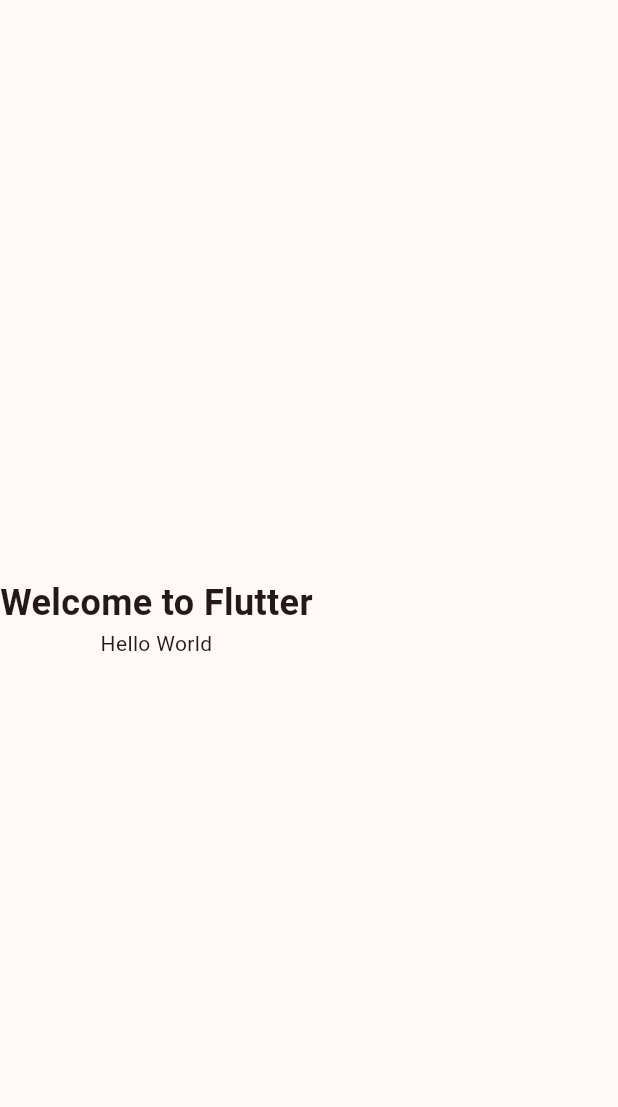
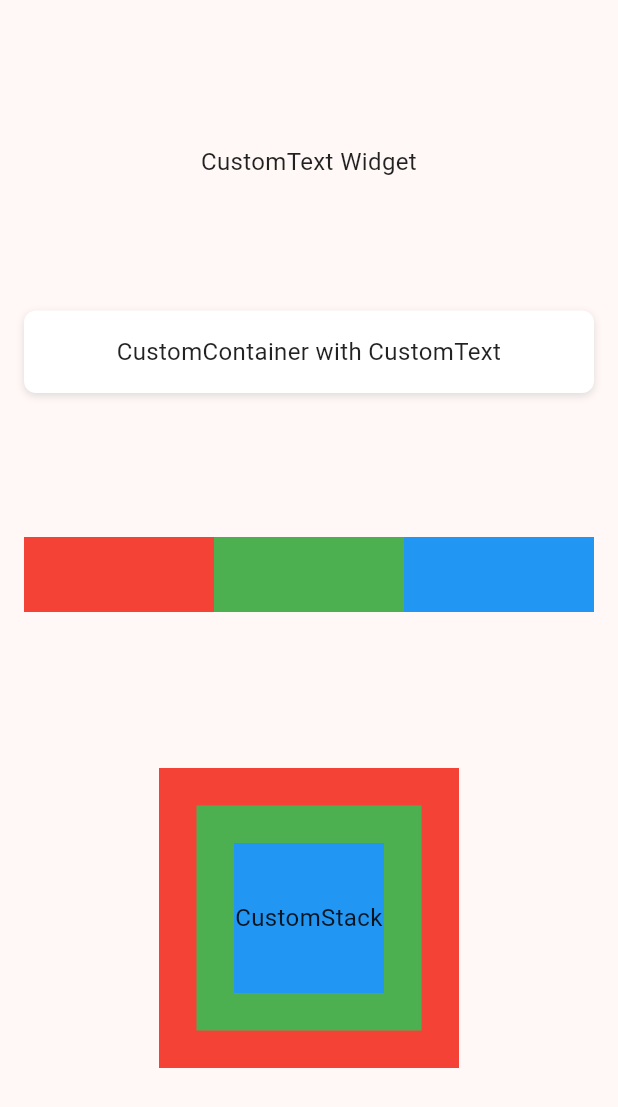
Before and after one commit to Carcandyx/3_4_flutter, a Flutter app: the screen it shows after launch, on a phone screen of 412 x 824 dp. Shown: the top 1107 px of the screen. Run offline on Flutter 3.47's test engine with Material 3 defaults, Android fonts, the phone set to English and light mode, and no system bars.

Commit message:
Create custom widgets for column, row, container, stack and text

```diff
--- a/lib/main.dart
+++ b/lib/main.dart
@@ -18,7 +18,8 @@ class MyApp extends StatelessWidget {
         title: 'LDSW 3.4 Utilizacion de widgets',
         theme: ThemeData(
           useMaterial3: true,
-          colorScheme: ColorScheme.fromSeed(seedColor: Colors.deepOrange),
+          colorScheme: ColorScheme.fromSeed(
+              seedColor: const Color.fromARGB(255, 236, 97, 107)),
         ),
         home: MyHomePage(),
       ),
--- a/lib/screens/home_page.dart
+++ b/lib/screens/home_page.dart
@@ -1,20 +1,50 @@
 import 'package:flutter/material.dart';
-import '../widgets/custom_title.dart';
+import '../widgets/custom_text.dart';
+import '../widgets/custom_container.dart';
+import '../widgets/custom_row.dart';
+import '../widgets/custom_column.dart';
+import '../widgets/custom_stack.dart';
 
 class MyHomePage extends StatelessWidget {
   const MyHomePage({super.key});
 
   @override
   Widget build(BuildContext context) {
-    var mainTitle = "Welcome to Flutter";
-    var mainText = "Hello World";
+    return Scaffold(
+      body: CustomColumn(
+        children: [
+          // Demo of CustomText
+          const CustomText(
+            text: 'CustomText Widget',
+          ),
 
-    return Scaffold(
-      body: Column(
-        mainAxisAlignment: MainAxisAlignment.center,
-        children: [
-          CustomTitle(text: mainTitle),
-          Text(mainText),
+          // Demo of CustomContainer
+          const CustomContainer(
+            child: CustomText(
+              text: 'CustomContainer with CustomText',
+            ),
+          ),
+
+          // Demo of CustomRow
+          CustomRow(
+            children: [
+              Expanded(child: Container(height: 50, color: Colors.red)),
+              Expanded(child: Container(height: 50, color: Colors.green)),
+              Expanded(child: Container(height: 50, color: Colors.blue)),
+            ],
+          ),
+
+          // Demo of CustomStack
+          CustomStack(
+            children: [
+              Container(width: 200, height: 200, color: Colors.red),
+              Container(width: 150, height: 150, color: Colors.green),
+              Container(width: 100, height: 100, color: Colors.blue),
+              const CustomText(
+                text: 'CustomStack',
+              ),
+            ],
+          ),
         ],
       ),
     );
--- /dev/null
+++ b/lib/widgets/custom_column.dart
@@ -0,0 +1,23 @@
+import 'package:flutter/material.dart';
+
+class CustomColumn extends StatelessWidget {
+  final List<Widget> children;
+
+  const CustomColumn({
+    super.key,
+    required this.children,
+  });
+
+  @override
+  Widget build(BuildContext context) {
+    return Padding(
+      padding: const EdgeInsets.all(16.0),
+      child: Column(
+        mainAxisAlignment: MainAxisAlignment.spaceEvenly,
+        crossAxisAlignment: CrossAxisAlignment.center,
+        mainAxisSize: MainAxisSize.max,
+        children: children,
+      ),
+    );
+  }
+}
--- /dev/null
+++ b/lib/widgets/custom_container.dart
@@ -0,0 +1,32 @@
+import 'package:flutter/material.dart';
+
+class CustomContainer extends StatelessWidget {
+  final Widget? child;
+
+  const CustomContainer({
+    super.key,
+    this.child,
+  });
+
+  @override
+  Widget build(BuildContext context) {
+    return Container(
+      width: double.infinity,
+      padding: const EdgeInsets.all(16.0),
+      margin: const EdgeInsets.symmetric(vertical: 8.0),
+      alignment: Alignment.center,
+      decoration: BoxDecoration(
+        color: Colors.white,
+        borderRadius: BorderRadius.circular(8.0),
+        boxShadow: const [
+          BoxShadow(
+            color: Colors.black12,
+            blurRadius: 4,
+            offset: Offset(0, 2),
+          ),
+        ],
+      ),
+      child: child,
+    );
+  }
+}
--- /dev/null
+++ b/lib/widgets/custom_row.dart
@@ -0,0 +1,23 @@
+import 'package:flutter/material.dart';
+
+class CustomRow extends StatelessWidget {
+  final List<Widget> children;
+
+  const CustomRow({
+    super.key,
+    required this.children,
+  });
+
+  @override
+  Widget build(BuildContext context) {
+    return Padding(
+      padding: const EdgeInsets.symmetric(vertical: 8.0),
+      child: Row(
+        mainAxisAlignment: MainAxisAlignment.spaceAround,
+        crossAxisAlignment: CrossAxisAlignment.center,
+        mainAxisSize: MainAxisSize.max,
+        children: children,
+      ),
+    );
+  }
+}
--- /dev/null
+++ b/lib/widgets/custom_stack.dart
@@ -0,0 +1,23 @@
+import 'package:flutter/material.dart';
+
+class CustomStack extends StatelessWidget {
+  final List<Widget> children;
+
+  const CustomStack({
+    super.key,
+    required this.children,
+  });
+
+  @override
+  Widget build(BuildContext context) {
+    return Padding(
+      padding: const EdgeInsets.symmetric(vertical: 16.0),
+      child: Stack(
+        alignment: Alignment.center,
+        fit: StackFit.loose,
+        clipBehavior: Clip.hardEdge,
+        children: children,
+      ),
+    );
+  }
+}
--- /dev/null
+++ b/lib/widgets/custom_text.dart
@@ -0,0 +1,25 @@
+import 'package:flutter/material.dart';
+
+class CustomText extends StatelessWidget {
+  final String text;
+
+  const CustomText({
+    super.key,
+    required this.text,
+  });
+
+  @override
+  Widget build(BuildContext context) {
+    return Text(
+      text,
+      style: const TextStyle(
+        fontSize: 16,
+        color: Colors.black87,
+        fontWeight: FontWeight.normal,
+      ),
+      textAlign: TextAlign.center,
+      maxLines: 3,
+      overflow: TextOverflow.ellipsis,
+    );
+  }
+}
```
